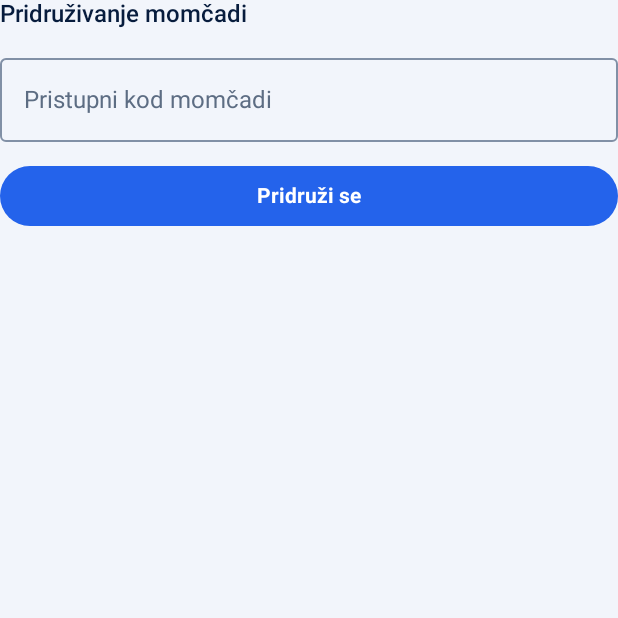
After one commit to mznidaric20/SquadSync, an Android app built with Jetpack Compose: the composable JoinTeamSection shown on its own in the app's theme, on a phone screen of 412 x 824 dp, the top half of it. The commit adds this screen. Run offline under Robolectric (Android 15) with nearby library versions, the phone set to English and light mode, and no system bars.

Commit message:
Add join team section

```diff
--- /dev/null
+++ b/app/src/main/java/hr/foi/squadsync/ui/teams/JoinTeamSection.kt
@@ -0,0 +1,82 @@
+package hr.foi.squadsync.ui.teams
+
+import androidx.compose.foundation.layout.Arrangement
+import androidx.compose.foundation.layout.Column
+import androidx.compose.foundation.layout.fillMaxWidth
+import androidx.compose.foundation.layout.padding
+import androidx.compose.foundation.layout.size
+import androidx.compose.foundation.text.KeyboardOptions
+import androidx.compose.material3.Button
+import androidx.compose.material3.CircularProgressIndicator
+import androidx.compose.material3.MaterialTheme
+import androidx.compose.material3.OutlinedTextField
+import androidx.compose.material3.Text
+import androidx.compose.runtime.Composable
+import androidx.compose.ui.Modifier
+import androidx.compose.ui.res.stringResource
+import androidx.compose.ui.text.input.KeyboardCapitalization
+import androidx.compose.ui.tooling.preview.Preview
+import androidx.compose.ui.unit.dp
+import hr.foi.squadsync.R
+import hr.foi.squadsync.domain.teams.TeamJoinError
+import hr.foi.squadsync.ui.theme.SquadSyncTheme
+
+// Minimalni izgled. Uskladivanje sa skicom ide u zaseban tiket za redizajn.
+@Composable
+fun JoinTeamSection(
+    state: JoinTeamUiState,
+    onAccessCodeChange: (String) -> Unit,
+    onJoinClick: () -> Unit
+) {
+    Column(verticalArrangement = Arrangement.spacedBy(12.dp)) {
+        Text(stringResource(R.string.team_join_title), style = MaterialTheme.typography.titleMedium)
+
+        OutlinedTextField(
+            value = state.accessCode,
+            onValueChange = onAccessCodeChange,
+            label = { Text(stringResource(R.string.team_join_code_label)) },
+            isError = state.codeError != null,
+            enabled = !state.isSubmitting,
+            singleLine = true,
+            keyboardOptions = KeyboardOptions(capitalization = KeyboardCapitalization.Characters),
+            modifier = Modifier.fillMaxWidth()
+        )
+
+        if (state.codeError != null) {
+            Text(state.codeError, color = MaterialTheme.colorScheme.error, style = MaterialTheme.typography.bodySmall)
+        }
+        if (state.error != null) {
+            Text(stringResource(teamJoinErrorMessage(state.error)), color = MaterialTheme.colorScheme.error)
+        }
+        if (state.joinedTeamName != null) {
+            Text(stringResource(R.string.team_join_success, state.joinedTeamName), color = MaterialTheme.colorScheme.primary)
+        }
+
+        Button(onClick = onJoinClick, enabled = !state.isSubmitting, modifier = Modifier.fillMaxWidth()) {
+            if (state.isSubmitting) {
+                CircularProgressIndicator(Modifier.size(18.dp), strokeWidth = 2.dp)
+            } else {
+                Text(stringResource(R.string.team_join_button))
+            }
+        }
+    }
+}
+
+private fun teamJoinErrorMessage(error: TeamJoinError): Int {
+    return when (error) {
+        TeamJoinError.NOT_ATHLETE -> R.string.team_join_not_athlete
+        TeamJoinError.INVALID_CODE -> R.string.team_join_invalid_code
+        TeamJoinError.ALREADY_MEMBER -> R.string.team_join_already_member
+        TeamJoinError.SERVICE_UNAVAILABLE -> R.string.team_join_unavailable
+    }
+}
+
+@Preview(showBackground = true, widthDp = 390)
+@Composable
+private fun JoinTeamSectionPreview() {
+    SquadSyncTheme(darkTheme = false) {
+        Column(Modifier.padding(24.dp)) {
+            JoinTeamSection(JoinTeamUiState(accessCode = "X7K2P4", error = TeamJoinError.INVALID_CODE), {}, {})
+        }
+    }
+}
--- a/app/src/main/res/values/strings.xml
+++ b/app/src/main/res/values/strings.xml
@@ -59,4 +59,12 @@
     <string name="refresh_profile">Osvježi profil</string>
     <string name="session_saved">Prijava je spremljena</string>
     <string name="profile_local_note">Račun je trenutačno dostupan na ovom uređaju.</string>
+    <string name="team_join_title">Pridruživanje momčadi</string>
+    <string name="team_join_code_label">Pristupni kod momčadi</string>
+    <string name="team_join_button">Pridruži se</string>
+    <string name="team_join_success">Sada si član momčadi %1$s.</string>
+    <string name="team_join_not_athlete">Momčadi se može pridružiti samo sportaš.</string>
+    <string name="team_join_invalid_code">Momčad s tim kodom ne postoji. Provjeri kod.</string>
+    <string name="team_join_already_member">Već si član ove momčadi.</string>
+    <string name="team_join_unavailable">Pridruživanje trenutno nije moguće. Pokušaj ponovno.</string>
 </resources>
```
